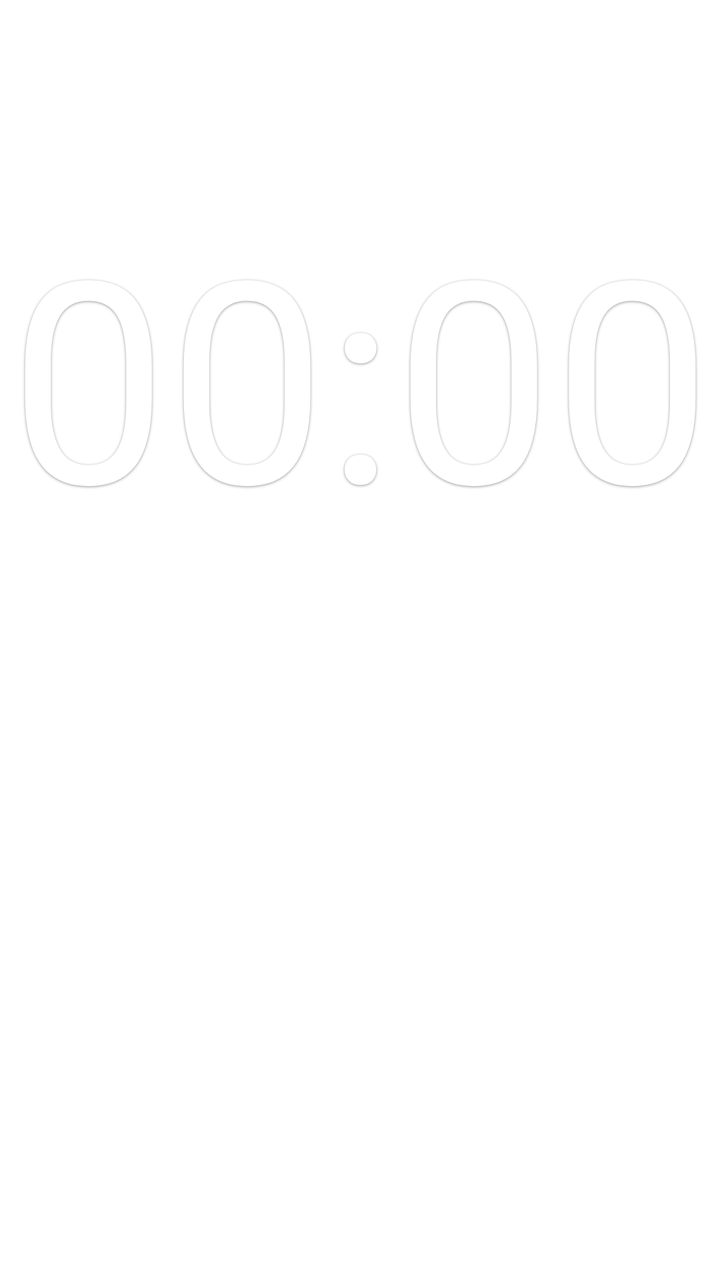
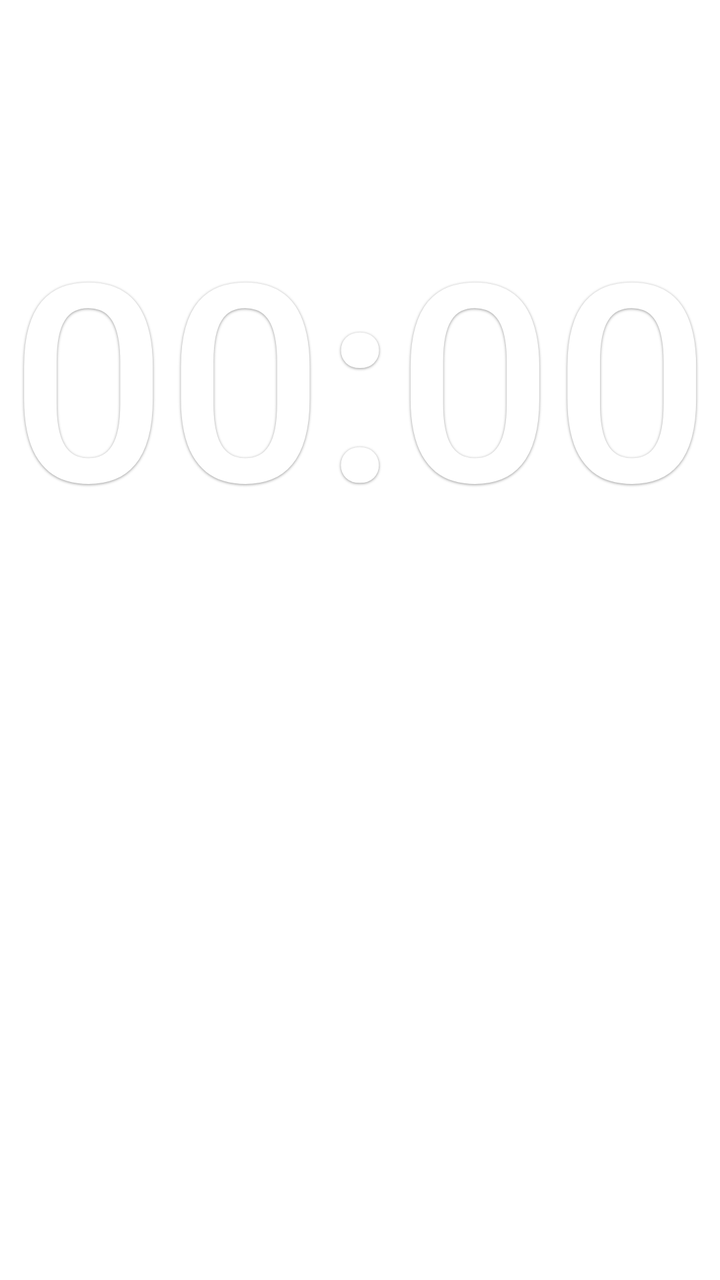

Two renders of the same Android screen: before a commit and after it. Below are the layout's source before the change and the commit's diff.
<!-- AndroidManifest.xml: fallback theme Theme.MaterialComponents.DayNight.NoActionBar -->
<!-- res/layout/widget_clock.xml -->
<?xml version="1.0" encoding="utf-8"?>
<LinearLayout xmlns:android="http://schemas.android.com/apk/res/android"
    android:id="@+id/widget_root"
    android:layout_width="match_parent"
    android:layout_height="match_parent"
    android:gravity="center"
    android:orientation="vertical"
    android:padding="4dp">

    
    <TextClock
        android:id="@+id/txt_time"
        android:layout_width="match_parent"
        android:layout_height="0dp"
        android:layout_weight="3"
        android:autoSizeMaxTextSize="300sp"
        android:autoSizeMinTextSize="8sp"
        android:autoSizeStepGranularity="1sp"
        android:autoSizeTextType="uniform"
        android:format12Hour="HH:mm"
        android:format24Hour="HH:mm"
        android:gravity="center"
        android:includeFontPadding="false"
        android:maxLines="1"
        android:shadowColor="#66000000"
        android:shadowDx="0"
        android:shadowDy="1"
        android:shadowRadius="3"
        android:textColor="#FFFFFF"
         />
     

    
    <TextView
        android:id="@+id/txt_date"
        android:layout_width="match_parent"
        android:layout_height="0dp"
        android:layout_weight="2"
        android:autoSizeMaxTextSize="200sp"
        android:autoSizeMinTextSize="6sp"
        android:autoSizeStepGranularity="1sp"
        android:autoSizeTextType="uniform"
        android:gravity="center"
        android:includeFontPadding="false"
        android:maxLines="1"
        android:shadowColor="#66000000"
        android:shadowDx="0"
        android:shadowDy="1"
        android:shadowRadius="3"
        android:textColor="#FFFFFF"
         />
     

</LinearLayout>
<!-- resources referenced by this layout -->
<resources>

</resources>

<!-- the commit's change to res/layout/widget_clock.xml (unified diff, before → after) -->
@@ -10,6 +10,7 @@
     
     <TextClock
         android:id="@+id/txt_time"
+        android:fontFamily="sans-serif-medium"
         android:layout_width="match_parent"
         android:layout_height="0dp"
         android:layout_weight="3"
@@ -33,6 +34,7 @@
     
     <TextView
         android:id="@+id/txt_date"
+         android:fontFamily="sans-serif"
         android:layout_width="match_parent"
         android:layout_height="0dp"
         android:layout_weight="2"
